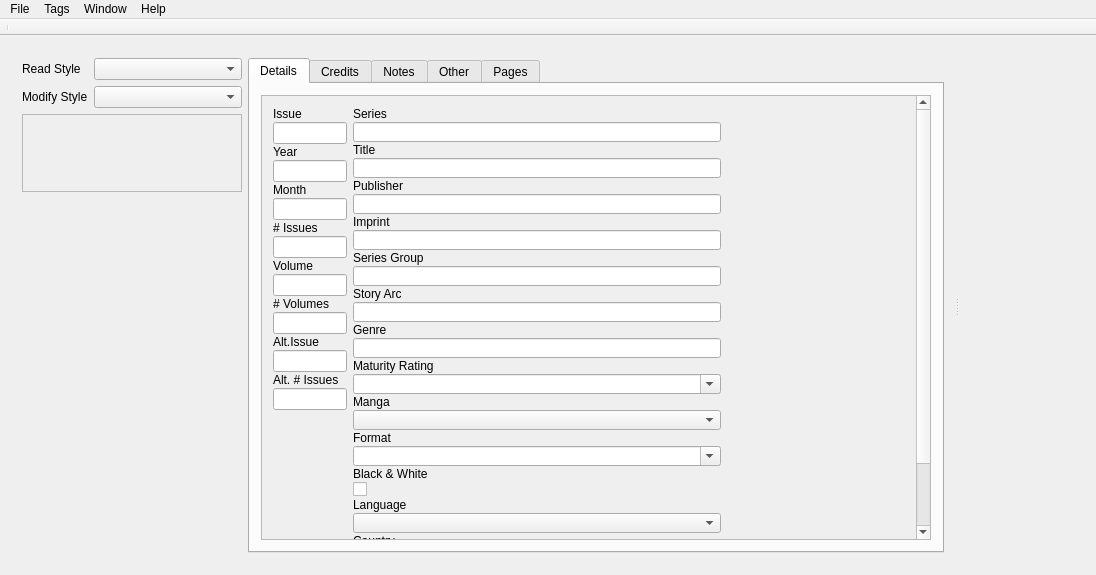
The window that taggerwindow.ui (comictagger/comictagger) describes before a commit, drawn with Qt 5.
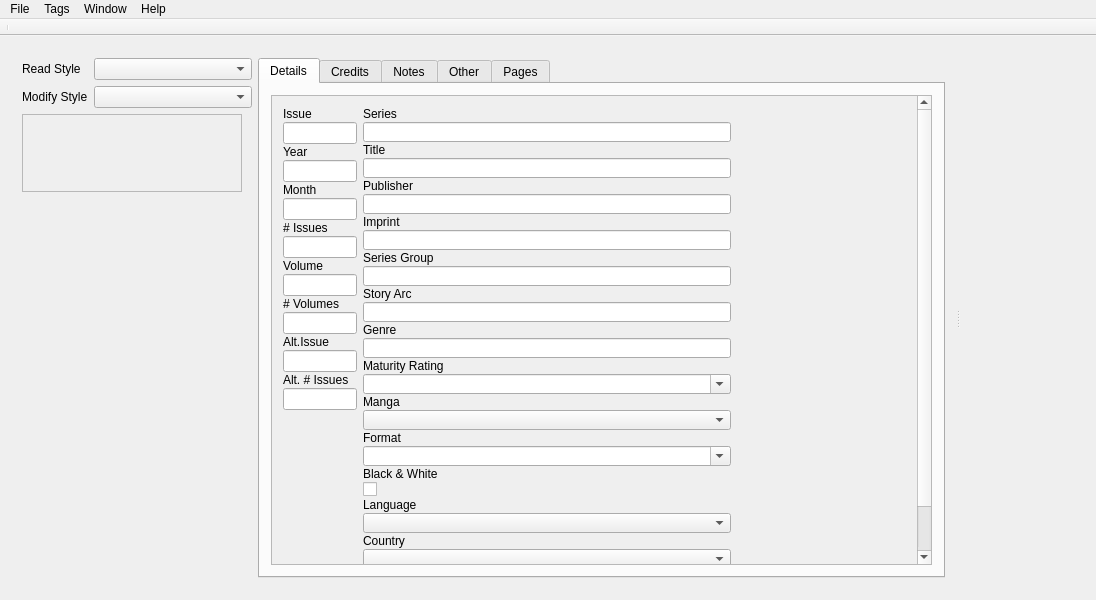
The same window after the commit.

Patch:
```diff
--- a/taggerwindow.ui
+++ b/taggerwindow.ui
@@ -211,14 +211,14 @@
             </property>
             <property name="minimumSize">
              <size>
-              <width>220</width>
-              <height>330</height>
+              <width>230</width>
+              <height>380</height>
              </size>
             </property>
             <property name="maximumSize">
              <size>
-              <width>220</width>
-              <height>330</height>
+              <width>230</width>
+              <height>380</height>
              </size>
             </property>
            </widget>
```
Left out of the diff: 2 changed lines with no effect on the pictures.
